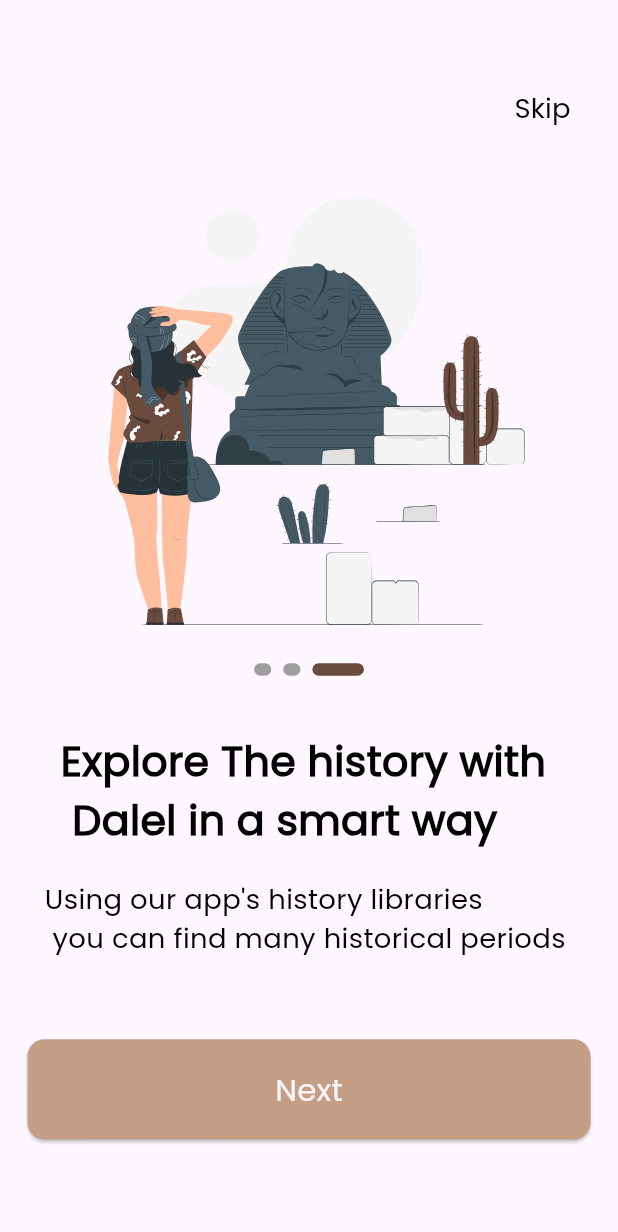
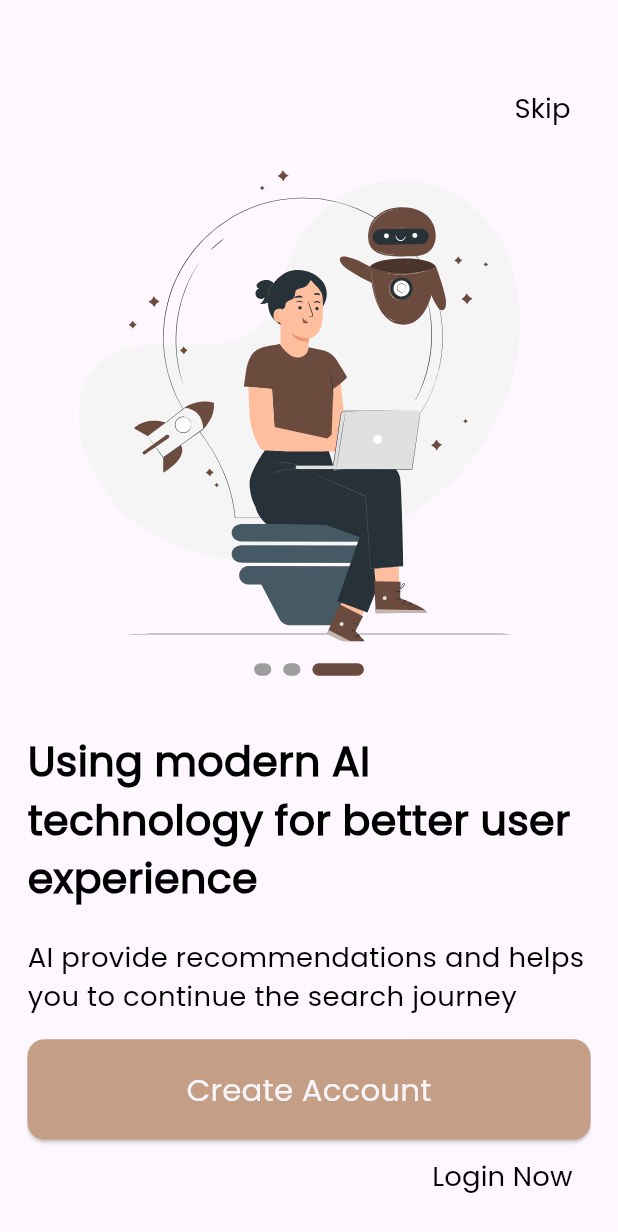
Before and after one commit to AlshaimaaAbdElnaeem/dalel, a Flutter app: the screen it shows after launch, swiped to page 3, on a phone screen of 412 x 824 dp. Shown: the top 1232 px of the screen. Run offline on Flutter 3.47's test engine with Material 3 defaults, Android fonts, the phone set to English and light mode, and no system bars; drawn by our look-alikes of smooth_page_indicator; our stand-ins replace flutter_screenutil, flutter_svg, go_router.

Commit message:
finished onBoarding

```diff
--- a/lib/core/routers/go_router.dart
+++ b/lib/core/routers/go_router.dart
@@ -1,4 +1,5 @@
 import 'package:dalel/core/routers/router_constant.dart';
+import 'package:dalel/features/auth/presentation/views/sin_up_view.dart';
 import 'package:dalel/features/onboarding/presentation/view/on_boarding_view.dart';
 import 'package:go_router/go_router.dart';
 
@@ -12,5 +13,6 @@ final GoRouter goRouter = GoRouter(routes: [
   GoRoute(
     path: onBoardingView,
     builder: (context, state) => const OnBoardingView(),
-  )
+  ),
+  GoRoute(path: sinUpView , builder: (context, state) => SinUpView(),)
 ]);
--- a/lib/core/routers/router_constant.dart
+++ b/lib/core/routers/router_constant.dart
@@ -1,2 +1,3 @@
 const String splashView = "/";
 const String onBoardingView = "/onBoardingView";
+const String sinUpView = "/sinUpView";
--- a/lib/core/utils/app_strings.dart
+++ b/lib/core/utils/app_strings.dart
@@ -1,16 +1,16 @@
 abstract class AppStrings {
   static String appName = "Dalel";
   static String titleOnBoarding1 =
-      "Explore The history with \n Dalel in a smart way";
+      "Explore The history with Dalel in a smart way";
   static String subTitleOnBoarding1 =
-      "Using our app's history libraries\n you can find many historical periods ";
-  static String titleOnBoarding2 = "From every place \n on earth";
+      "Using our app's history libraries you can find many historical periods ";
+  static String titleOnBoarding2 = "From every place on earth";
   static String subTitleOnBoarding2 =
-      "A big variety of ancient places \nfrom all over the world";
+      "A big variety of ancient places from all over the world";
   static String titleOnBoarding3 =
-      "Using modern AI technology\nfor better user experience";
+      "Using modern AI technology for better user experience";
   static String subTitleOnBoarding3 =
-      "AI provide recommendations and helps\n you to continue the search journey";
+      "AI provide recommendations and helps you to continue the search journey";
   // Bottons
   static String next = "Next";
   static String skip = "Skip";
@@ -18,5 +18,4 @@ abstract class AppStrings {
   static String loginNow = "Login Now";
   static String signIn = "Sign In";
   static String signUp = "Sign Up";
-
 }
--- a/lib/core/widgets/custom_button.dart
+++ b/lib/core/widgets/custom_button.dart
@@ -1,12 +1,12 @@
 import 'package:dalel/core/utils/app_colors.dart';
-import 'package:dalel/core/utils/app_strings.dart';
 import 'package:dalel/core/utils/app_text_style.dart';
 import 'package:flutter/material.dart';
 import 'package:flutter_screenutil/flutter_screenutil.dart';
 
 class CustomButton extends StatelessWidget {
-  const CustomButton({super.key});
-
+  const CustomButton({super.key, this.onPressed, required this.btnName});
+ final void Function()? onPressed;
+ final String btnName ;
   @override
   Widget build(BuildContext context) {
     return SizedBox(
@@ -19,9 +19,9 @@ class CustomButton extends StatelessWidget {
               borderRadius: BorderRadius.circular(10.sp),
             ),
           ),
-          onPressed: () {},
+          onPressed: onPressed,
           child: Text(
-            AppStrings.next,
+            btnName,
             style: AppTextStyle.textStyle18.copyWith(
               color: AppColors.offWhite,
             ),
--- a/lib/features/onboarding/presentation/view/widgets/custom_text_button.dart
+++ b/lib/core/widgets/custom_text_button.dart
@@ -1,21 +1,22 @@
 import 'package:flutter/material.dart';
 
-import '../../../../../core/utils/app_strings.dart';
-import '../../../../../core/utils/app_text_style.dart';
+import '../utils/app_text_style.dart';
 
 class CustomTextButton extends StatelessWidget {
   const CustomTextButton({
     super.key,
+    this.onPressed, required this.btnName,
   });
-
+  final void Function()? onPressed;
+  final String btnName;
   @override
   Widget build(BuildContext context) {
     return Align(
       alignment: Alignment.topRight,
       child: TextButton(
-        onPressed: () {},
+        onPressed: onPressed,
         child: Text(
-          AppStrings.skip,
+          btnName,
           style: AppTextStyle.textStyle16,
         ),
       ),
--- /dev/null
+++ b/lib/features/onboarding/data/models/onboarding_data.dart
@@ -0,0 +1,29 @@
+import 'package:dalel/core/utils/app_assets.dart';
+import 'package:dalel/core/utils/app_strings.dart';
+
+class OnboardingData {
+  final String imageUrl;
+  final String title;
+  final String subTitle;
+
+  OnboardingData(
+      {required this.imageUrl, required this.title, required this.subTitle});
+}
+
+List<OnboardingData> onboardingData = [
+  OnboardingData(
+    imageUrl: Assets.imagesOnBoarding1,
+    title: AppStrings.titleOnBoarding1,
+    subTitle: AppStrings.subTitleOnBoarding1,
+  ),
+  OnboardingData(
+    imageUrl: Assets.imagesOnBoarding2,
+    title: AppStrings.titleOnBoarding2,
+    subTitle: AppStrings.subTitleOnBoarding2,
+  ),
+  OnboardingData(
+    imageUrl: Assets.imagesOnBoarding3,
+    title: AppStrings.titleOnBoarding3,
+    subTitle: AppStrings.subTitleOnBoarding3,
+  ),
+];
--- a/lib/features/onboarding/presentation/view/widgets/on_boarding_view_body.dart
+++ b/lib/features/onboarding/presentation/view/widgets/on_boarding_view_body.dart
@@ -1,8 +1,11 @@
-import 'package:dalel/features/onboarding/presentation/view/widgets/custom_text_button.dart';
+import 'package:dalel/core/functions/custom_navigation.dart';
+import 'package:dalel/core/routers/router_constant.dart';
+import 'package:dalel/core/utils/app_strings.dart';
+import 'package:dalel/core/widgets/custom_text_button.dart';
+import 'package:dalel/features/onboarding/data/models/onboarding_data.dart';
 import 'package:dalel/features/onboarding/presentation/view/widgets/on_boarding_widget_view_body.dart';
 import 'package:flutter/material.dart';
 import 'package:flutter_screenutil/flutter_screenutil.dart';
-
 import '../../../../../core/widgets/custom_button.dart';
 
 class OnBoardingViewBody extends StatefulWidget {
@@ -20,6 +23,7 @@ class _OnBoardingViewBodyState extends State<OnBoardingViewBody> {
     super.dispose();
   }
 
+  int currentIndex = 0;
   @override
   Widget build(BuildContext context) {
     return Padding(
@@ -30,9 +34,46 @@ class _OnBoardingViewBodyState extends State<OnBoardingViewBody> {
           SizedBox(
             height: 40.h,
           ),
-          CustomTextButton(),
-          OnBoardingWidgetViewBody(pageController: pageController),
-          CustomButton(),
+          CustomTextButton(
+            btnName: AppStrings.skip,
+             onPressed: () {
+                        customReplacementNavigtion(context, sinUpView);
+                      },
+          ),
+          OnBoardingWidgetViewBody(
+            pageController: pageController,
+            onPageChanged: (index) {
+              setState(() {
+                currentIndex = index;
+              });
+            },
+          ),
+          currentIndex == onboardingData.length - 1
+              ? Column(
+                  crossAxisAlignment: CrossAxisAlignment.center,
+                  children: [
+                    CustomButton(
+                      btnName: AppStrings.createAcount,
+                      onPressed: () {
+                        customReplacementNavigtion(context, sinUpView);
+                      },
+                    ),
+                    Center(
+                      child: CustomTextButton(
+                        btnName: AppStrings.loginNow,
+                      ),
+                    ),
+                  ],
+                )
+              : CustomButton(
+                  btnName: AppStrings.next,
+                  onPressed: () {
+                    pageController.nextPage(
+                      duration: Duration(milliseconds: 200),
+                      curve: Curves.bounceInOut,
+                    );
+                  },
+                ),
           SizedBox(
             height: 17.sp,
           ),
--- a/lib/features/onboarding/presentation/view/widgets/on_boarding_widget_view_body.dart
+++ b/lib/features/onboarding/presentation/view/widgets/on_boarding_widget_view_body.dart
@@ -1,32 +1,33 @@
-import 'package:dalel/core/utils/app_strings.dart';
+import 'package:dalel/features/onboarding/data/models/onboarding_data.dart';
 import 'package:dalel/features/onboarding/presentation/view/widgets/custom_smooth_page_indicator.dart';
 import 'package:flutter/material.dart';
 import 'package:flutter_screenutil/flutter_screenutil.dart';
 import 'package:flutter_svg/flutter_svg.dart';
-import '../../../../../core/utils/app_assets.dart';
 import '../../../../../core/utils/app_text_style.dart';
 
 class OnBoardingWidgetViewBody extends StatelessWidget {
   const OnBoardingWidgetViewBody({
     super.key,
     required this.pageController,
+    this.onPageChanged,
   });
 
   final PageController pageController;
-
+  final void Function(int)? onPageChanged;
   @override
   Widget build(BuildContext context) {
     return SizedBox(
       height: 500.h,
       child: PageView.builder(
-        physics: BouncingScrollPhysics(),
-          itemCount: 3,
+          onPageChanged: onPageChanged,
+          physics: BouncingScrollPhysics(),
+          itemCount: onboardingData.length,
           controller: pageController,
           itemBuilder: (context, index) {
             return Column(
               children: [
                 SvgPicture.asset(
-                  Assets.imagesOnBoarding1,
+                  onboardingData[index].imageUrl,
                   width: 343.w,
                   height: 290.h,
                 ),
@@ -35,14 +36,14 @@ class OnBoardingWidgetViewBody extends StatelessWidget {
                   height: 32.h,
                 ),
                 Text(
-                  AppStrings.titleOnBoarding1,
+                  onboardingData[index].title,
                   style: AppTextStyle.textStyle24,
                 ),
                 SizedBox(
                   height: 16.h,
                 ),
                 Text(
-                  AppStrings.subTitleOnBoarding1,
+                  onboardingData[index].subTitle,
                   style: AppTextStyle.textStyle16,
                   maxLines: 2,
                   overflow: TextOverflow.ellipsis,
```
Also changed, not shown: lib/features/auth/presentation/views/sin_up_view.dart (added, +10 -0 lines), lib/features/onboarding/presentation/view_model/on_boarding_cubit/on_boarding_cubit.dart (added), lib/features/onboarding/presentation/view_model/on_boarding_state.dart (added).
